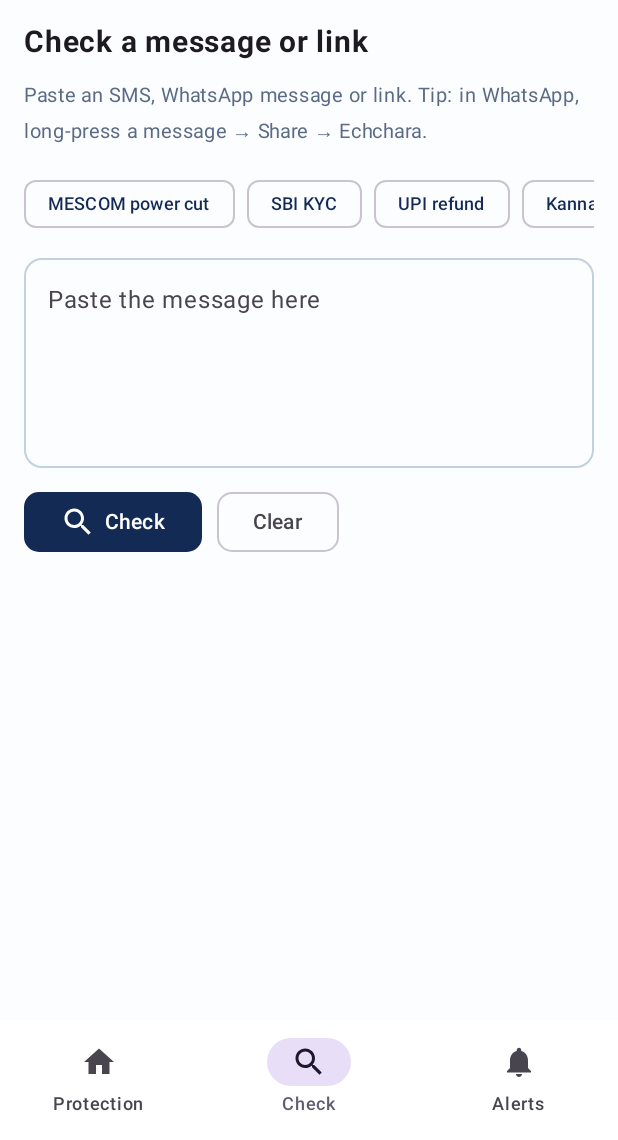
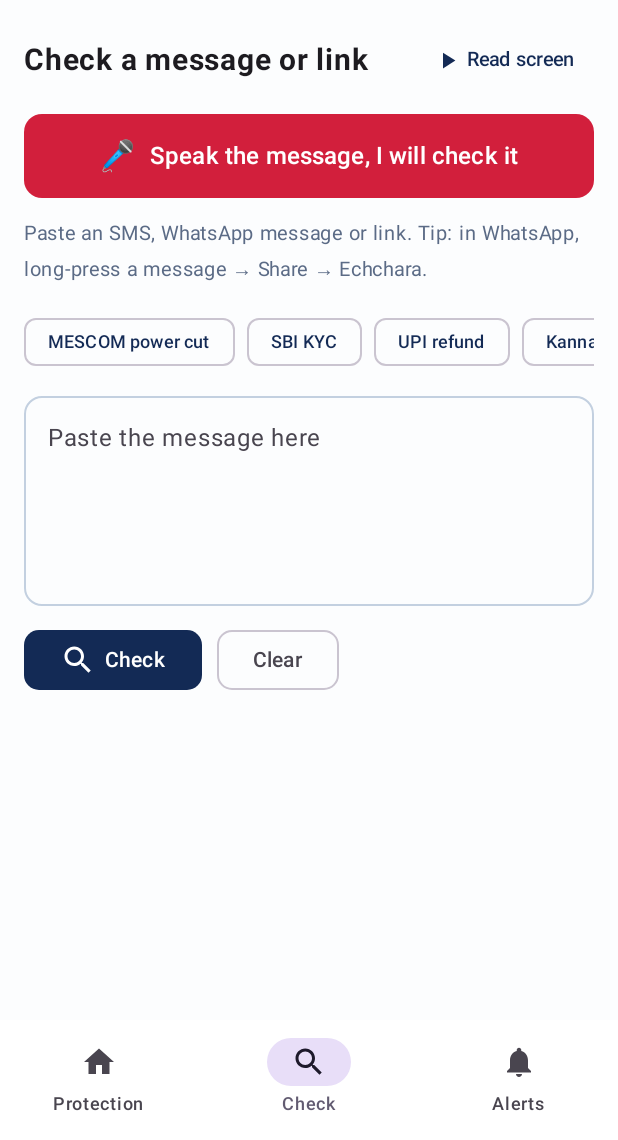
Before and after one commit to Manishshetty-17/echchara, an Android app built with Jetpack Compose: the screen it shows after launch (MainActivity), item 2 of the bottom bar chosen, on a phone screen of 412 x 824 dp, the part 96-1236 px from its top. Run offline under Robolectric (Android 15) with nearby library versions, the phone set to English and light mode, and no system bars.

Commit message:
App 1.3: voice help in Kannada and English
- Speak the message: the phone's speech input fills the message and
  the result is read aloud.
- Listen to the result, Read this screen, and a Voice help card with
  an option to read every result and scam-SMS warning aloud.
- Uses the phone's own text-to-speech in Kannada (kn-IN) with an
  English fallback and an Install Kannada voice button.

Co-Authored-By: Claude Opus 5.5 <noreply@anthropic.com>

```diff
--- a/app/build.gradle
+++ b/app/build.gradle
@@ -12,8 +12,8 @@ android {
         applicationId "org.echchara.app"
         minSdk 29
         targetSdk 36
-        versionCode 3
-        versionName "1.2"
+        versionCode 4
+        versionName "1.3"
     }
 
     buildTypes {
--- a/app/src/main/AndroidManifest.xml
+++ b/app/src/main/AndroidManifest.xml
@@ -21,6 +21,12 @@
     <queries>
         <intent>
             <action android:name="android.speech.RecognitionService" />
+        </intent>
+        <intent>
+            <action android:name="android.speech.action.RECOGNIZE_SPEECH" />
+        </intent>
+        <intent>
+            <action android:name="android.intent.action.TTS_SERVICE" />
         </intent>
     </queries>
 
--- a/app/src/main/java/org/echchara/app/MainActivity.kt
+++ b/app/src/main/java/org/echchara/app/MainActivity.kt
@@ -100,7 +100,7 @@ class MainActivity : ComponentActivity() {
 
     override fun onCreate(savedInstanceState: Bundle?) {
         super.onCreate(savedInstanceState)
-        Store.init(this); Store.channels(this)
+        Store.init(this); Store.channels(this); Voice.init(this)
         handleIntent(intent, fresh = savedInstanceState == null)
         setContent { App(resumeTick.intValue, sharedText, startTab) }
     }
@@ -197,6 +197,7 @@ private fun ProtectionScreen(kn: Boolean, tick: Int) {
                 Text(t("Checks unknown calls, every SMS, chat messages and new apps, on this phone.", "ಅಪರಿಚಿತ ಕರೆಗಳು, ಪ್ರತಿ SMS, ಚಾಟ್ ಸಂದೇಶಗಳು ಮತ್ತು ಹೊಸ ಆ್ಯಪ್‌ಗಳನ್ನು ಈ ಫೋನ್‌ನಲ್ಲೇ ಪರಿಶೀಲಿಸುತ್ತದೆ."), color = Color(0xFFD6DEEB), fontSize = 13.sp)
             }
         }
+        VoiceCard(kn)
 
         ShieldCard(
             icon = Icons.Filled.Call, title = t("Call Shield", "ಕಾಲ್ ಶೀಲ್ಡ್"),
@@ -412,26 +413,80 @@ private fun FirstHourCard(kn: Boolean) {
     }
 }
 
+// ---------------- Voice help ----------------
+@Composable
+private fun VoiceCard(kn: Boolean) {
+    val ctx = LocalContext.current
+    fun t(en: String, k: String) = if (kn) k else en
+    var auto by remember { mutableStateOf(Store.voiceAuto) }
+    val speaking by Voice.speaking
+    val knReady by Voice.kannadaReady
+    Card(colors = CardDefaults.cardColors(containerColor = Color.White), shape = RoundedCornerShape(16.dp), border = androidx.compose.foundation.BorderStroke(1.dp, Line)) {
+        Column(Modifier.padding(16.dp), verticalArrangement = Arrangement.spacedBy(10.dp)) {
+            Text("🔊 " + t("Voice help", "ಧ್ವನಿ ಸಹಾಯ"), fontSize = 18.sp, fontWeight = FontWeight.Bold)
+            Text(t("For anyone who finds reading hard: Echchara reads results and scam warnings aloud in Kannada or English.", "ಓದಲು ಕಷ್ಟವಿರುವವರಿಗಾಗಿ: ಎಚ್ಚರ ಫಲಿತಾಂಶ ಮತ್ತು ವಂಚನೆ ಎಚ್ಚರಿಕೆಗಳನ್ನು ಕನ್ನಡ ಅಥವಾ ಇಂಗ್ಲಿಷ್‌ನಲ್ಲಿ ಓದಿ ಹೇಳುತ್ತದೆ."), fontSize = 13.sp, color = Muted)
+            Row(verticalAlignment = Alignment.CenterVertically) {
+                Text(t("Read every result and scam SMS warning aloud", "ಪ್ರತಿ ಫಲಿತಾಂಶ ಮತ್ತು ವಂಚನೆ SMS ಎಚ್ಚರಿಕೆಯನ್ನು ಓದಿ ಹೇಳಿ"), fontSize = 14.sp, modifier = Modifier.weight(1f))
+                Switch(checked = auto, onCheckedChange = { auto = it; Store.voiceAuto = it; if (it) Voice.say(ctx, "Voice help is on.", "ಧ್ವನಿ ಸಹಾಯ ಆನ್ ಆಗಿದೆ.") })
+            }
+            Button(onClick = { if (speaking) Voice.stop() else Voice.say(ctx, Voice.PROTECT_GUIDE.en, Voice.PROTECT_GUIDE.kn) }, shape = RoundedCornerShape(10.dp)) {
+                Icon(if (speaking) Icons.Filled.Close else Icons.Filled.PlayArrow, null); Spacer(Modifier.width(6.dp)); Text(if (speaking) t("Stop", "ನಿಲ್ಲಿಸಿ") else t("Read this screen aloud", "ಈ ಪರದೆಯನ್ನು ಓದಿ ಹೇಳಿ"))
+            }
+            if (kn && !knReady) {
+                Text(t("This phone has no Kannada voice yet, so Echchara speaks English for now.", "ಈ ಫೋನ್‌ನಲ್ಲಿ ಇನ್ನೂ ಕನ್ನಡ ಧ್ವನಿ ಇಲ್ಲ, ಆದ್ದರಿಂದ ಸದ್ಯಕ್ಕೆ ಇಂಗ್ಲಿಷ್‌ನಲ್ಲಿ ಹೇಳುತ್ತದೆ."), fontSize = 12.sp, color = Warn)
+                OutlinedButton(onClick = { try { ctx.startActivity(Voice.installKannadaIntent().addFlags(Intent.FLAG_ACTIVITY_NEW_TASK)) } catch (e: Exception) { try { ctx.startActivity(Intent("com.android.settings.TTS_SETTINGS").addFlags(Intent.FLAG_ACTIVITY_NEW_TASK)) } catch (e2: Exception) { } } }, shape = RoundedCornerShape(10.dp)) {
+                    Text(t("Install the Kannada voice", "ಕನ್ನಡ ಧ್ವನಿ ಹಾಕಿಕೊಳ್ಳಿ"))
+                }
+            }
+        }
+    }
+}
+
 // ---------------- Check ----------------
 @Composable
 private fun CheckScreen(kn: Boolean, shared: MutableState<String?>) {
+    val ctx = LocalContext.current
     fun t(en: String, k: String) = if (kn) k else en
     var input by remember { mutableStateOf("") }
     var result by remember { mutableStateOf<Analysis?>(null) }
     var feedback by remember { mutableStateOf(false) }
-    LaunchedEffect(shared.value) { shared.value?.let { input = it; result = Engine.analyze(it); feedback = false; shared.value = null } }
+    var voiceNote by remember { mutableStateOf("") }
+    val speaking by Voice.speaking
+    // every new result is read aloud when voice help is on
+    fun show(a: Analysis) { result = a; feedback = false; if (Store.voiceAuto) Voice.sayResult(ctx, a) }
+    val listen = rememberLauncherForActivityResult(ActivityResultContracts.StartActivityForResult()) { r ->
+        val heard = r.data?.getStringArrayListExtra(android.speech.RecognizerIntent.EXTRA_RESULTS)?.firstOrNull()
+        if (!heard.isNullOrBlank()) { input = heard; val a = Engine.analyze(heard); result = a; feedback = false; Voice.sayResult(ctx, a) }
+    }
+    LaunchedEffect(shared.value) { shared.value?.let { input = it; show(Engine.analyze(it)); shared.value = null } }
     Column(Modifier.fillMaxSize().verticalScroll(rememberScrollState()).padding(16.dp), verticalArrangement = Arrangement.spacedBy(12.dp)) {
-        Text(t("Check a message or link", "ಸಂದೇಶ ಅಥವಾ ಲಿಂಕ್ ಪರಿಶೀಲಿಸಿ"), fontSize = 20.sp, fontWeight = FontWeight.Bold)
+        Row(verticalAlignment = Alignment.CenterVertically) {
+            Text(t("Check a message or link", "ಸಂದೇಶ ಅಥವಾ ಲಿಂಕ್ ಪರಿಶೀಲಿಸಿ"), fontSize = 20.sp, fontWeight = FontWeight.Bold, modifier = Modifier.weight(1f))
+            TextButton(onClick = { if (speaking) Voice.stop() else Voice.say(ctx, Voice.CHECK_GUIDE.en, Voice.CHECK_GUIDE.kn) }) { Icon(Icons.Filled.PlayArrow, null, modifier = Modifier.size(18.dp)); Spacer(Modifier.width(4.dp)); Text(t("Read screen", "ಪರದೆ ಓದಿ"), fontSize = 13.sp) }
+        }
+        Button(onClick = {
+            Voice.stop()
+            try { listen.launch(Voice.listenIntent(kn)) } catch (e: Exception) { voiceNote = t("This phone has no speech input. Install the Google app or Speech Services by Google.", "ಈ ಫೋನ್‌ನಲ್ಲಿ ಧ್ವನಿ ಇನ್‌ಪುಟ್ ಇಲ್ಲ. Google ಆ್ಯಪ್ ಅಥವಾ Speech Services by Google ಹಾಕಿಕೊಳ್ಳಿ.") }
+        }, modifier = Modifier.fillMaxWidth().height(56.dp), shape = RoundedCornerShape(12.dp), colors = ButtonDefaults.buttonColors(containerColor = Danger)) {
+            Text("🎤", fontSize = 20.sp); Spacer(Modifier.width(8.dp)); Text(t("Speak the message, I will check it", "ಸಂದೇಶ ಹೇಳಿ, ನಾನು ಪರಿಶೀಲಿಸುತ್ತೇನೆ"), fontSize = 16.sp, fontWeight = FontWeight.SemiBold)
+        }
+        if (voiceNote.isNotEmpty()) Text(voiceNote, fontSize = 12.sp, color = Muted)
         Text(t("Paste an SMS, WhatsApp message or link. Tip: in WhatsApp, long-press a message → Share → Echchara.", "SMS, ವಾಟ್ಸಾಪ್ ಸಂದೇಶ ಅಥವಾ ಲಿಂಕ್ ಅಂಟಿಸಿ. ವಾಟ್ಸಾಪ್‌ನಲ್ಲಿ ಸಂದೇಶ ಒತ್ತಿ ಹಿಡಿದು → Share → Echchara."), fontSize = 13.sp, color = Muted)
         Row(Modifier.horizontalScroll(rememberScrollState()), horizontalArrangement = Arrangement.spacedBy(8.dp)) {
-            SAMPLE_MSGS.forEach { (n, v) -> AssistChip(onClick = { input = v; result = Engine.analyze(v); feedback = false }, label = { Text(n.get(kn), fontSize = 12.sp) }) }
+            SAMPLE_MSGS.forEach { (n, v) -> AssistChip(onClick = { input = v; show(Engine.analyze(v)) }, label = { Text(n.get(kn), fontSize = 12.sp) }) }
         }
         OutlinedTextField(value = input, onValueChange = { input = it }, modifier = Modifier.fillMaxWidth().heightIn(min = 140.dp), placeholder = { Text(t("Paste the message here", "ಸಂದೇಶವನ್ನು ಇಲ್ಲಿ ಅಂಟಿಸಿ")) }, shape = RoundedCornerShape(12.dp))
         Row(horizontalArrangement = Arrangement.spacedBy(10.dp)) {
-            Button(onClick = { if (input.isNotBlank()) { result = Engine.analyze(input); feedback = false } }, shape = RoundedCornerShape(10.dp)) { Icon(Icons.Filled.Search, null); Spacer(Modifier.width(6.dp)); Text(t("Check", "ಪರಿಶೀಲಿಸಿ")) }
-            OutlinedButton(onClick = { input = ""; result = null }, shape = RoundedCornerShape(10.dp)) { Text(t("Clear", "ಅಳಿಸಿ")) }
+            Button(onClick = { if (input.isNotBlank()) show(Engine.analyze(input)) }, shape = RoundedCornerShape(10.dp)) { Icon(Icons.Filled.Search, null); Spacer(Modifier.width(6.dp)); Text(t("Check", "ಪರಿಶೀಲಿಸಿ")) }
+            OutlinedButton(onClick = { input = ""; result = null; Voice.stop() }, shape = RoundedCornerShape(10.dp)) { Text(t("Clear", "ಅಳಿಸಿ")) }
         }
-        result?.let { a -> ResultCard(a, kn, feedback) { y -> Store.addFeedback(y, input); feedback = true } }
+        result?.let { a ->
+            Button(onClick = { if (speaking) Voice.stop() else Voice.sayResult(ctx, a) }, modifier = Modifier.fillMaxWidth().height(52.dp), shape = RoundedCornerShape(12.dp)) {
+                Icon(if (speaking) Icons.Filled.Close else Icons.Filled.PlayArrow, null); Spacer(Modifier.width(8.dp))
+                Text(if (speaking) t("Stop", "ನಿಲ್ಲಿಸಿ") else t("Listen to the result", "ಫಲಿತಾಂಶ ಕೇಳಿ"), fontSize = 16.sp, fontWeight = FontWeight.SemiBold)
+            }
+            ResultCard(a, kn, feedback) { y -> Store.addFeedback(y, input); feedback = true }
+        }
     }
 }
 
--- a/app/src/main/java/org/echchara/app/SmsReceiver.kt
+++ b/app/src/main/java/org/echchara/app/SmsReceiver.kt
@@ -32,6 +32,9 @@ class SmsReceiver : BroadcastReceiver() {
                         val id = (System.currentTimeMillis() % 100000).toInt()
                         Store.notifyAlert(ctx, id, title, body2, Links.reportActions(ctx, 300_000 + id * 2, "$sender\n$body"))
                         if (a.score >= 60) RiskWindow.start(ctx, Txt("a scam SMS", "ವಂಚನೆ SMS"))
+                        if (Store.voiceAuto && a.score >= 60) Voice.sayAndWait(ctx,
+                            "Warning. A scam message has arrived. " + (a.type?.en?.let { "It looks like $it. " } ?: "") + "Do not click, pay or share anything.",
+                            "ಎಚ್ಚರಿಕೆ. ವಂಚನೆಯ ಸಂದೇಶ ಬಂದಿದೆ. " + (a.type?.kn?.let { "ಇದು $it ರೀತಿ ಕಾಣುತ್ತದೆ. " } ?: "") + "ಕ್ಲಿಕ್ ಮಾಡಬೇಡಿ, ಪಾವತಿಸಬೇಡಿ, ಏನನ್ನೂ ಹಂಚಿಕೊಳ್ಳಬೇಡಿ.")
                         if (a.flags.any { it.id == "esim" }) Store.simRiskAt = System.currentTimeMillis()
                     }
                 }
--- a/app/src/main/java/org/echchara/app/Store.kt
+++ b/app/src/main/java/org/echchara/app/Store.kt
@@ -41,6 +41,11 @@ object Store {
     var smsShield: Boolean
         get() = prefs?.getBoolean("smsShield", true) ?: true
         set(v) { prefs?.edit()?.putBoolean("smsShield", v)?.apply() }
+
+    /** Voice help: read every result and scam-SMS warning aloud. */
+    var voiceAuto: Boolean
+        get() = prefs?.getBoolean("voiceAuto", false) ?: false
+        set(v) { prefs?.edit()?.putBoolean("voiceAuto", v)?.apply() }
 
     /** Phone Shield: payment pause, screen-share guard, message check, app check and SIM alarm. */
     var deviceShield: Boolean
--- /dev/null
+++ b/app/src/main/java/org/echchara/app/Voice.kt
@@ -0,0 +1,107 @@
+package org.echchara.app
+
+import android.content.Context
+import android.content.Intent
+import android.speech.RecognizerIntent
+import android.speech.tts.TextToSpeech
+import android.speech.tts.UtteranceProgressListener
+import androidx.compose.runtime.mutableStateOf
+import java.util.Locale
+import java.util.concurrent.CountDownLatch
+import java.util.concurrent.TimeUnit
+
+/**
+ * Voice help: reads results, screens and scam warnings aloud in Kannada or English,
+ * for people who find reading hard. Uses the phone's own text-to-speech, so nothing leaves the phone.
+ */
+object Voice {
+    private val KANNADA = Locale("kn", "IN")
+    private val ENGLISH = Locale("en", "IN")
+    private var tts: TextToSpeech? = null
+    private var ready = false
+    private val pending = mutableListOf<() -> Unit>()
+
+    /** Compose-observable state for the UI. */
+    val speaking = mutableStateOf(false)
+    val kannadaReady = mutableStateOf(true)
+
+    fun init(ctx: Context) {
+        if (tts != null) return
+        tts = TextToSpeech(ctx.applicationContext) { status ->
+            ready = status == TextToSpeech.SUCCESS
+            if (ready) {
+                tts?.setOnUtteranceProgressListener(object : UtteranceProgressListener() {
+                    override fun onStart(id: String?) { speaking.value = true }
+                    override fun onDone(id: String?) { if (id == "last") speaking.value = false }
+                    @Deprecated("Deprecated in Java") override fun onError(id: String?) { speaking.value = false }
+                })
+                val r = tts?.isLanguageAvailable(KANNADA) ?: TextToSpeech.LANG_NOT_SUPPORTED
+                kannadaReady.value = r >= TextToSpeech.LANG_AVAILABLE
+                synchronized(pending) { pending.forEach { it() }; pending.clear() }
+            }
+        }
+    }
+
+    /** Speak [en] or [kn]. If the phone has no Kannada voice, the English text is read instead. */
+    fun say(ctx: Context, en: String, kn: String, kannada: Boolean = Store.kannada, onDone: (() -> Unit)? = null) {
+        init(ctx)
+        val run = {
+            val t = tts
+            if (t != null) {
+                val useKn = kannada && kannadaReady.value
+                t.language = if (useKn) KANNADA else ENGLISH
+                t.setSpeechRate(0.9f)
+                val text = if (useKn) kn else en
+                val parts = text.split(Regex("(?<=[.!?।])\\s+")).filter { it.isNotBlank() }
+                parts.forEachIndexed { i, p ->
+                    t.speak(p, if (i == 0) TextToSpeech.QUEUE_FLUSH else TextToSpeech.QUEUE_ADD, null, if (i == parts.lastIndex) "last" else "p$i")
+                }
+                if (onDone != null) Thread { while (t.isSpeaking || speaking.value) Thread.sleep(200); onDone() }.start()
+            }
+        }
+        if (ready) run() else synchronized(pending) { pending.add(run) }
+    }
+
+    fun stop() { tts?.stop(); speaking.value = false }
+
+    /** Speak and wait (used from the SMS receiver, which has about 10 seconds). */
+    fun sayAndWait(ctx: Context, en: String, kn: String, seconds: Long = 9) {
+        val latch = CountDownLatch(1)
+        say(ctx, en, kn) { latch.countDown() }
+        latch.await(seconds, TimeUnit.SECONDS)
+    }
+
+    /** The result as one spoken paragraph: verdict, scam type, the main reasons and what to do. */
+    fun resultText(a: Analysis, kannada: Boolean): String {
+        val verdict = when (a.band) {
+            Band.DANGER -> Txt("Danger. This is very likely a scam.", "ಅಪಾಯ. ಇದು ಬಹುತೇಕ ವಂಚನೆ.")
+            Band.WARN -> Txt("Be careful. This looks suspicious.", "ಎಚ್ಚರಿಕೆ. ಇದು ಅನುಮಾನಾಸ್ಪದವಾಗಿ ಕಾಣುತ್ತದೆ.")
+            Band.SAFE -> Txt("Looks safe.", "ಸುರಕ್ಷಿತವಾಗಿ ಕಾಣುತ್ತದೆ.")
+        }.get(kannada)
+        val type = a.type?.let { (if (kannada) "ವಂಚನೆಯ ವಿಧ: " else "Type of scam: ") + it.get(kannada) + "." } ?: ""
+        val reasons = a.flags.filter { it.sev == Sev.HIGH || it.sev == Sev.MID }.take(3).joinToString(". ") { it.label.get(kannada) }
+        val reasonText = if (reasons.isNotEmpty()) (if (kannada) "ಎಚ್ಚರಿಕೆಯ ಲಕ್ಷಣಗಳು: " else "Warning signs: ") + reasons + "." else ""
+        val todo = a.todos.take(2).joinToString(" ") { it.get(kannada) }
+        val todoText = if (todo.isNotEmpty() && a.band != Band.SAFE) (if (kannada) "ಏನು ಮಾಡಬೇಕು: " else "What to do: ") + todo
+            else if (a.band == Band.SAFE) Txt("If money or a code is involved, confirm with the sender on a number you already know.", "ಹಣ ಅಥವಾ ಕೋಡ್ ವಿಷಯವಿದ್ದರೆ, ನಿಮಗೆ ತಿಳಿದ ಸಂಖ್ಯೆಯ ಮೂಲಕ ಖಚಿತಪಡಿಸಿ.").get(kannada) else ""
+        return listOf(verdict, type, reasonText, todoText).filter { it.isNotBlank() }.joinToString(" ")
+    }
+
+    fun sayResult(ctx: Context, a: Analysis) = say(ctx, resultText(a, false), resultText(a, true))
+
+    val CHECK_GUIDE = Txt(
+        "This is the check screen. Paste a message in the box, or press Speak the message and say it aloud. Then press Check. Green means it looks safe. Orange means be careful. Red means it is a scam. Press Listen to hear the result.",
+        "ಇದು ಪರಿಶೀಲನೆಯ ಪರದೆ. ಪೆಟ್ಟಿಗೆಯಲ್ಲಿ ಸಂದೇಶ ಅಂಟಿಸಿ, ಅಥವಾ ಸಂದೇಶ ಹೇಳಿ ಬಟನ್ ಒತ್ತಿ ಜೋರಾಗಿ ಹೇಳಿ. ನಂತರ ಪರಿಶೀಲಿಸಿ ಒತ್ತಿ. ಹಸಿರು ಎಂದರೆ ಸುರಕ್ಷಿತ. ಕಿತ್ತಳೆ ಎಂದರೆ ಎಚ್ಚರಿಕೆ. ಕೆಂಪು ಎಂದರೆ ವಂಚನೆ. ಫಲಿತಾಂಶ ಕೇಳಲು ಕೇಳಿ ಬಟನ್ ಒತ್ತಿ.")
+    val PROTECT_GUIDE = Txt(
+        "This is the protection screen. Echchara checks calls from unknown numbers, every SMS, and new apps on this phone. Press Turn on for each shield until it says You are protected. If you lose money to a scam, call 1930 immediately.",
+        "ಇದು ರಕ್ಷಣೆಯ ಪರದೆ. ಎಚ್ಚರ ಅಪರಿಚಿತ ಕರೆಗಳು, ಪ್ರತಿ SMS ಮತ್ತು ಈ ಫೋನ್‌ನ ಹೊಸ ಆ್ಯಪ್‌ಗಳನ್ನು ಪರಿಶೀಲಿಸುತ್ತದೆ. ನೀವು ರಕ್ಷಿತರಾಗಿದ್ದೀರಿ ಎಂದು ಬರುವವರೆಗೆ ಪ್ರತಿ ರಕ್ಷಣೆಗೆ ಆನ್ ಮಾಡಿ ಒತ್ತಿ. ವಂಚನೆಯಲ್ಲಿ ಹಣ ಕಳೆದುಕೊಂಡರೆ ತಕ್ಷಣ ಒಂದು ಒಂಬತ್ತು ಮೂರು ಸೊನ್ನೆಗೆ ಕರೆ ಮಾಡಿ.")
+
+    /** The phone's own speech-to-text screen, in Kannada or English. */
+    fun listenIntent(kannada: Boolean): Intent = Intent(RecognizerIntent.ACTION_RECOGNIZE_SPEECH).apply {
+        putExtra(RecognizerIntent.EXTRA_LANGUAGE_MODEL, RecognizerIntent.LANGUAGE_MODEL_FREE_FORM)
+        putExtra(RecognizerIntent.EXTRA_LANGUAGE, if (kannada) "kn-IN" else "en-IN")
+        putExtra(RecognizerIntent.EXTRA_PROMPT, if (kannada) "ಸಂದೇಶವನ್ನು ಜೋರಾಗಿ ಹೇಳಿ" else "Say the message aloud")
+    }
+
+    fun installKannadaIntent(): Intent = Intent(TextToSpeech.Engine.ACTION_INSTALL_TTS_DATA)
+}
```
Also changed, not shown: 1 other file.
